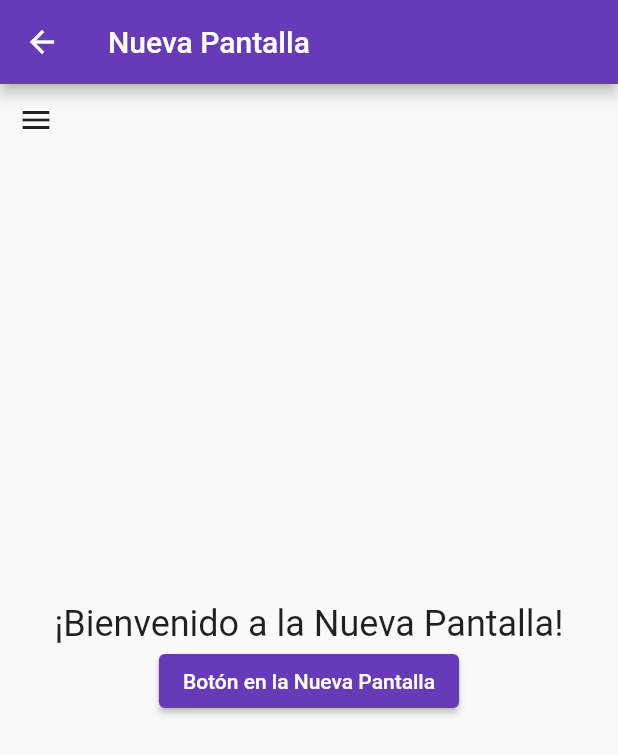
After one commit to juandavidperez/flutter-quipux, a Flutter app: the NuevaPantalla screen opened directly, on a phone screen of 412 x 824 dp. The commit adds this screen. Shown: the top 755 px of the screen. Run offline on Flutter 3.47's test engine with Material 2 defaults, Android fonts, the phone set to English and light mode, and no system bars.

Commit message:
Añadiendo navegacion

```diff
--- /dev/null
+++ b/lib/NuevaPantalla.dart
@@ -0,0 +1,92 @@
+import 'package:flutter/material.dart';
+
+class NuevaPantalla extends StatefulWidget {
+  @override
+  _NuevaPantallaState createState() => _NuevaPantallaState();
+}
+
+class _NuevaPantallaState extends State<NuevaPantalla> {
+  List<String> dropdownList = ['Estudiantes', 'Grupos', 'Materias', 'Evaluaciones', 'Informes'];
+  int _selectedIndex = 2; // Inicialmente seleccionado materias
+  bool _isDropdownOpen = false;
+
+  void handleSelection(int index) {
+    setState(() {
+      _selectedIndex = index; // Actualiza el índice seleccionado
+    });
+  }
+
+  void toggleDropdown() {
+    setState(() {
+      _isDropdownOpen = !_isDropdownOpen;
+    });
+  }
+
+  @override
+  Widget build(BuildContext context) {
+    return Scaffold(
+      appBar: AppBar(
+        title: Text('Nueva Pantalla'),
+      ),
+      body: Stack(
+        children: <Widget>[
+          Center(
+            child: Column(
+              mainAxisAlignment: MainAxisAlignment.center,
+              children: [
+                Text(
+                  '¡Bienvenido a la Nueva Pantalla!',
+                  style: TextStyle(fontSize: 24),
+                ),
+                ElevatedButton(
+                  onPressed: () {
+                    Navigator.pop(context);
+                  },
+                  child: Text('Botón en la Nueva Pantalla'),
+                ),
+              ],
+            ),
+          ),
+          if (_isDropdownOpen)
+            Positioned(
+              top: 50, // Ajusta la posición vertical de la lista desplegable
+              left: 0, // Ajusta la posición horizontal de la lista desplegable
+              child: Container(
+                width: 200, // Ancho fijo de la lista desplegable
+                height: MediaQuery.of(context).size.height, // Altura al 100% de la pantalla
+                color: Color(0xFF6A737C), // Color de fondo predeterminado
+                child: ListView(
+                  children: dropdownList.asMap().entries.map((entry) {
+                    int index = entry.key;
+                    String value = entry.value;
+                    return Container(
+                      color: _selectedIndex == index ? Color(0xFFC8CCD0) : Color(0xFF6A737C),
+                      child: ListTile(
+                        title: Text(
+                          value,
+                          style: TextStyle(
+                            color: _selectedIndex == index ? Color(0xFF555A5E) : Colors.white,
+                          ),
+                        ),
+                        onTap: () {
+                          handleSelection(index);
+                          // Aquí puedes agregar la lógica para manejar la selección de cada elemento de la lista
+                        },
+                      ),
+                    );
+                  }).toList(),
+                ),
+              ),
+            ),
+          Container(
+            alignment: Alignment.topLeft,
+            child: IconButton(
+              icon: Icon(Icons.menu),
+              onPressed: toggleDropdown,
+            ),
+          ),
+        ],
+      ),
+    );
+  }
+}
```
Also changed, not shown: lib/main.dart (+15 -60 lines).
